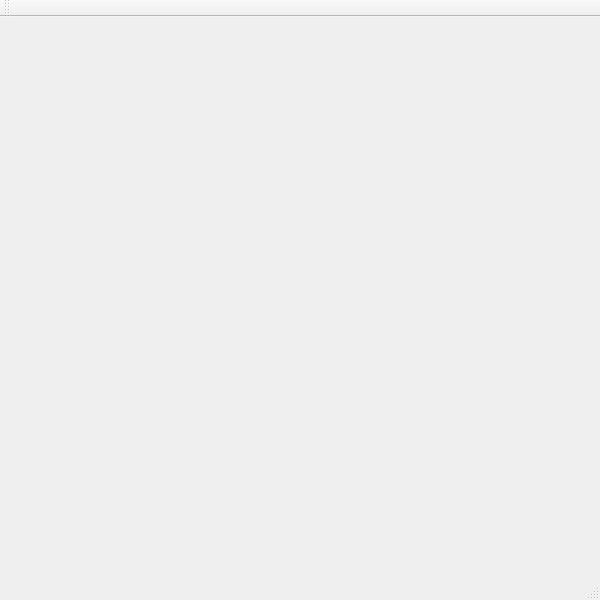
The window that mainwindow.ui (matiasjrossi/Dimension) describes before a commit, drawn with Qt 5.
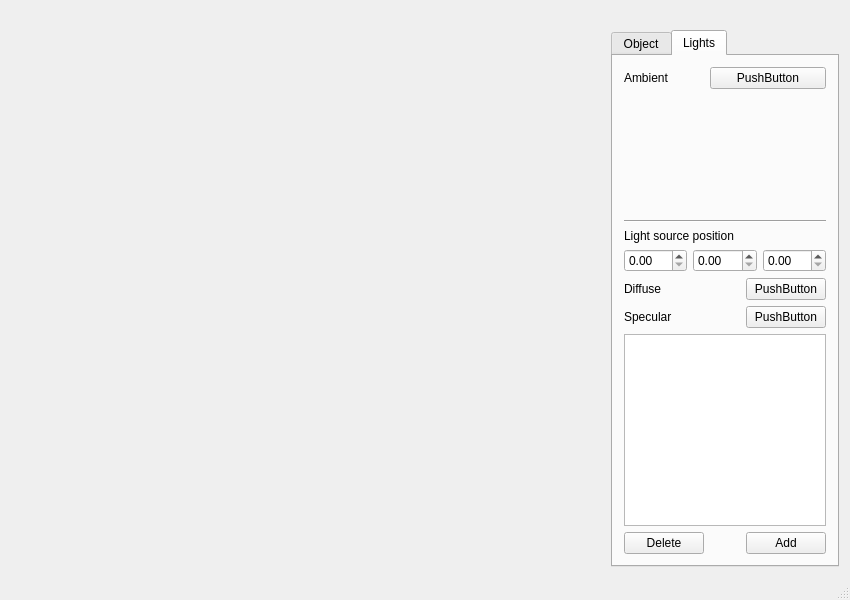
The same window after the commit. The open tabs and pages were chosen to show the change. Icons and pictures are not drawn.

Patch:
```diff
--- a/mainwindow.ui
+++ b/mainwindow.ui
@@ -6,7 +6,7 @@
    <rect>
     <x>0</x>
     <y>0</y>
-    <width>600</width>
+    <width>850</width>
     <height>600</height>
    </rect>
   </property>
@@ -18,15 +18,233 @@
     <normaloff>:/icon.png</normaloff>:/icon.png</iconset>
   </property>
   <widget class="QWidget" name="centralWidget"/>
-  <widget class="QToolBar" name="mainToolBar">
-   <attribute name="toolBarArea">
-    <enum>TopToolBarArea</enum>
-   </attribute>
-   <attribute name="toolBarBreak">
-    <bool>false</bool>
-   </attribute>
-  </widget>
   <widget class="QStatusBar" name="statusBar"/>
+  <widget class="QDockWidget" name="dockWidget">
+   <property name="minimumSize">
+    <size>
+     <width>250</width>
+     <height>378</height>
+    </size>
+   </property>
+   <property name="maximumSize">
+    <size>
+     <width>250</width>
+     <height>524287</height>
+    </size>
+   </property>
+   <property name="features">
+    <set>QDockWidget::NoDockWidgetFeatures</set>
+   </property>
+   <property name="allowedAreas">
+    <set>Qt::RightDockWidgetArea</set>
+   </property>
+   <attribute name="dockWidgetArea">
+    <number>2</number>
+   </attribute>
+   <widget class="QWidget" name="dockWidgetContents">
+    <layout class="QVBoxLayout" name="verticalLayout">
+     <item>
+      <widget class="QTabWidget" name="tabWidget">
+       <property name="currentIndex">
+        <number>0</number>
+       </property>
+       <widget class="QWidget" name="objectTab">
+        <attribute name="title">
+         <string>Object</string>
+        </attribute>
+        <layout class="QGridLayout" name="gridLayout">
+         <item row="1" column="1">
+          <widget class="QPushButton" name="objectAmbientButton">
+           <property name="text">
+            <string>PushButton</string>
+           </property>
+          </widget>
+         </item>
+         <item row="2" column="0">
+          <widget class="QLabel" name="label_2">
+           <property name="text">
+            <string>Diffuse</string>
+           </property>
+          </widget>
+         </item>
+         <item row="2" column="1">
+          <widget class="QPushButton" name="objectDiffuseButton">
+           <property name="text">
+            <string>PushButton</string>
+           </property>
+          </widget>
+         </item>
+         <item row="3" column="0">
+          <widget class="QLabel" name="label_3">
+           <property name="text">
+            <string>Specular</string>
+           </property>
+          </widget>
+         </item>
+         <item row="3" column="1">
+          <widget class="QPushButton" name="objectSpecularButton">
+           <property name="text">
+            <string>PushButton</string>
+           </property>
+          </widget>
+         </item>
+         <item row="0" column="0" colspan="2">
+          <widget class="QLabel" name="label_5">
+           <property name="text">
+            <string>Light reflections</string>
+           </property>
+          </widget>
+         </item>
+         <item row="5" column="0" colspan="2">
+          <widget class="QLabel" name="label_6">
+           <property name="text">
+            <string>Shininess constant</string>
+           </property>
+          </widget>
+         </item>
+         <item row="1" column="0">
+          <widget class="QLabel" name="label">
+           <property name="text">
+            <string>Ambient</string>
+           </property>
+          </widget>
+         </item>
+         <item row="6" column="0" colspan="2">
+          <widget class="QDoubleSpinBox" name="objectShininessSpinbox"/>
+         </item>
+         <item row="7" column="0" colspan="2">
+          <spacer name="verticalSpacer">
+           <property name="orientation">
+            <enum>Qt::Vertical</enum>
+           </property>
+           <property name="sizeHint" stdset="0">
+            <size>
+             <width>20</width>
+             <height>40</height>
+            </size>
+           </property>
+          </spacer>
+         </item>
+         <item row="4" column="0" colspan="2">
+          <widget class="Line" name="line">
+           <property name="orientation">
+            <enum>Qt::Horizontal</enum>
+           </property>
+          </widget>
+         </item>
+        </layout>
+       </widget>
+       <widget class="QWidget" name="ligthsTab">
+        <attribute name="title">
+         <string>Lights</string>
+        </attribute>
+        <layout class="QGridLayout" name="gridLayout_2">
+         <item row="5" column="2">
+          <widget class="QPushButton" name="lightsDiffuseButton">
+           <property name="text">
+            <string>PushButton</string>
+           </property>
+          </widget>
+         </item>
+         <item row="0" column="0">
+          <widget class="QLabel" name="label_4">
+           <property name="text">
+            <string>Ambient</string>
+           </property>
+          </widget>
+         </item>
+         <item row="8" column="0">
+          <widget class="QPushButton" name="lightsDelete">
+           <property name="text">
+            <string>Delete</string>
+           </property>
+          </widget>
+         </item>
+         <item row="0" column="1" colspan="2">
+          <widget class="QPushButton" name="lightsAmbientButton">
+           <property name="text">
+            <string>PushButton</string>
+           </property>
+          </widget>
+         </item>
+         <item row="3" column="0" colspan="3">
+          <widget class="QLabel" name="label_7">
+           <property name="text">
+            <string>Light source position</string>
+           </property>
+          </widget>
+         </item>
+         <item row="4" column="0" colspan="3">
+          <layout class="QHBoxLayout" name="horizontalLayout">
+           <item>
+            <widget class="QDoubleSpinBox" name="lightsXSpinbox"/>
+           </item>
+           <item>
+            <widget class="QDoubleSpinBox" name="lightsYSpinbox"/>
+           </item>
+           <item>
+            <widget class="QDoubleSpinBox" name="lightsZSpinbox"/>
+           </item>
+          </layout>
+         </item>
+         <item row="5" column="0">
+          <widget class="QLabel" name="label_8">
+           <property name="text">
+            <string>Diffuse</string>
+           </property>
+          </widget>
+         </item>
+         <item row="8" column="2">
+          <widget class="QPushButton" name="lightsAdd">
+           <property name="text">
+            <string>Add</string>
+           </property>
+          </widget>
+         </item>
+         <item row="7" column="0" colspan="3">
+          <widget class="QListWidget" name="lightsListWidget"/>
+         </item>
+         <item row="1" column="0" colspan="3">
+          <spacer name="verticalSpacer_2">
+           <property name="orientation">
+            <enum>Qt::Vertical</enum>
+           </property>
+           <property name="sizeHint" stdset="0">
+            <size>
+             <width>168</width>
+             <height>76</height>
+            </size>
+           </property>
+          </spacer>
+         </item>
+         <item row="6" column="2">
+          <widget class="QPushButton" name="lightsSpecularButton">
+           <property name="text">
+            <string>PushButton</string>
+           </property>
+          </widget>
+         </item>
+         <item row="6" column="0">
+          <widget class="QLabel" name="label_9">
+           <property name="text">
+            <string>Specular</string>
+           </property>
+          </widget>
+         </item>
+         <item row="2" column="0" colspan="3">
+          <widget class="Line" name="line_2">
+           <property name="orientation">
+            <enum>Qt::Horizontal</enum>
+           </property>
+          </widget>
+         </item>
+        </layout>
+       </widget>
+      </widget>
+     </item>
+    </layout>
+   </widget>
+  </widget>
   <action name="actionOpen">
    <property name="text">
     <string>&amp;Open</string>
```
